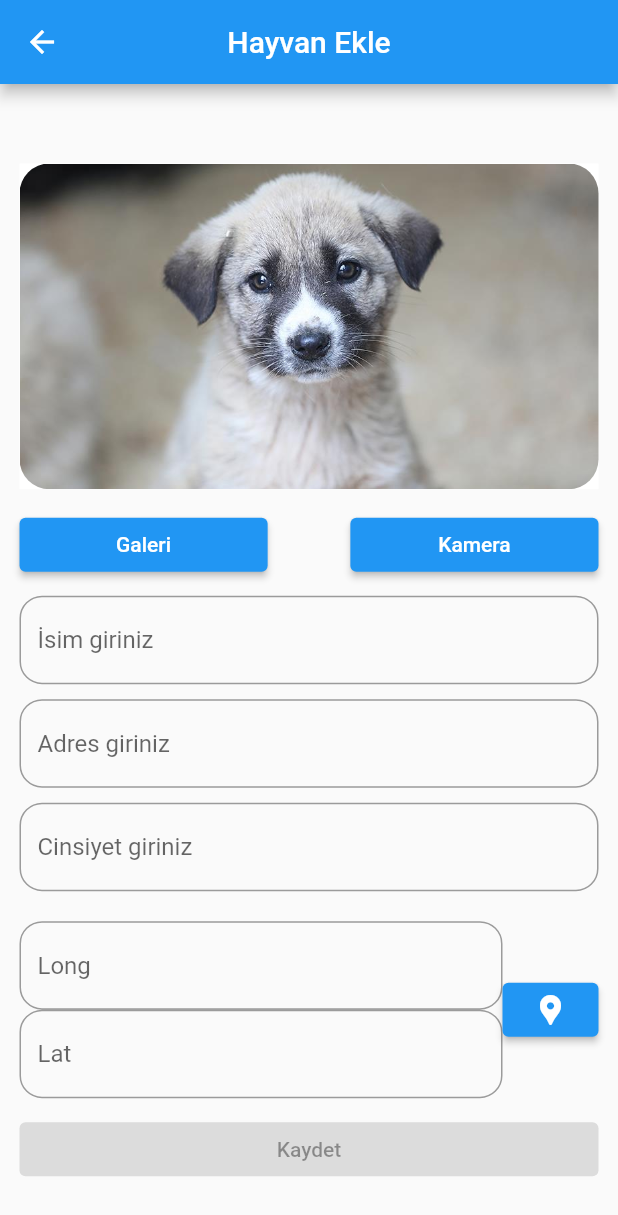
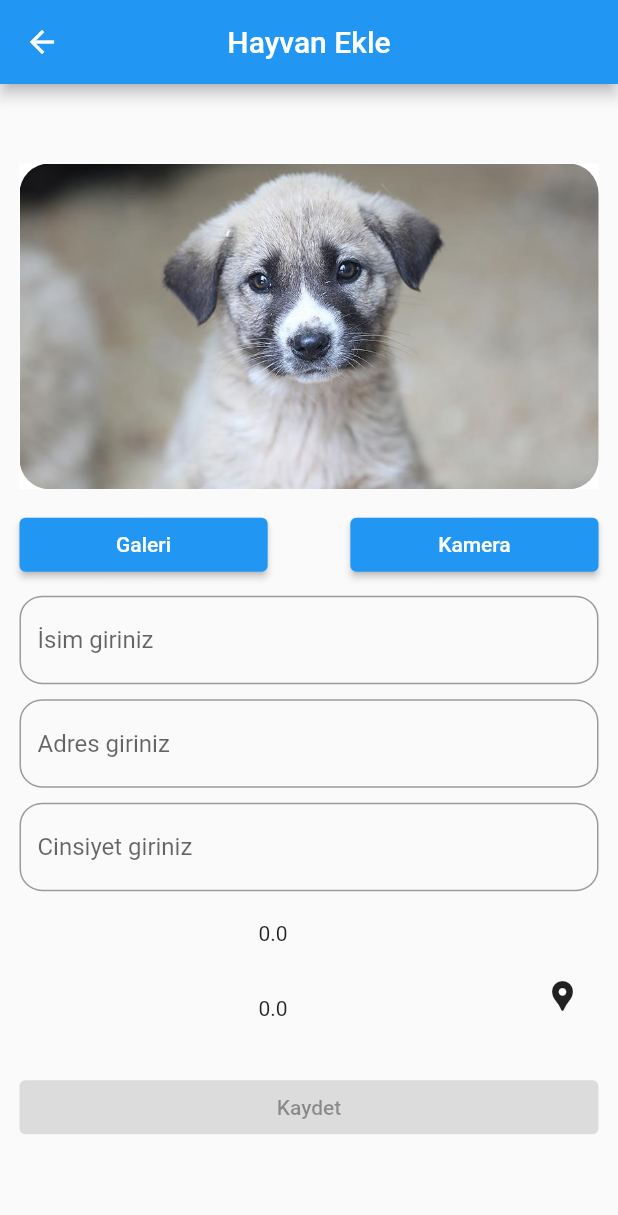
Before and after one commit to SalimGokce/flutter_pet_world_1, a Flutter app: the HayvanEkleme screen opened directly, after a tap on the "location pin" icon, on a phone screen of 412 x 824 dp. Shown: the top 1215 px of the screen. Run offline on Flutter 3.47's test engine with Material 2 defaults, Android fonts, the light colour scheme and no system bars; our stand-ins replace cloud_firestore, firebase_auth, firebase_core, firebase_storage, flutter_svg, font_awesome_flutter and 5 more; accounts and stored records are empty.

Commit message:
güncelleme

```diff
--- a/lib/ayrıntılar_alt_kisim.dart
+++ b/lib/ayrıntılar_alt_kisim.dart
@@ -5,11 +5,11 @@ class Bilgiler extends StatelessWidget {
     Key? key,
     required this.title,
     required this.cins,
-    required this.price,
+    required this.yas,
   }) : super(key: key);
 
   final String title, cins;
-  final int price;
+  final int yas;
 
   @override
   Widget build(BuildContext context) {
@@ -38,7 +38,7 @@ class Bilgiler extends StatelessWidget {
           ),
           Spacer(),
           Text(
-            "\$price",
+            "$yas",
             style: Theme.of(context)
                 .textTheme
                 .headline5!
--- a/lib/bottom_nav_bar.dart
+++ b/lib/bottom_nav_bar.dart
@@ -26,8 +26,8 @@ class BottomNavBar extends StatelessWidget {
         mainAxisAlignment: MainAxisAlignment.spaceBetween ,
         children: <Widget>[
           IconButton(onPressed: () {}, icon: Icon(Icons.favorite)),
-          IconButton(onPressed: () {}, icon: Icon(Icons.favorite)),
-          IconButton(onPressed: () {}, icon: Icon(Icons.favorite)),
+          IconButton(onPressed: () {}, icon: Icon(Icons.pets)),
+          IconButton(onPressed: () {}, icon: Icon(Icons.photo_library)),
         ],
         ),
     );
--- a/lib/hayvan_bilgisi/hayvan_ekleme.dart
+++ b/lib/hayvan_bilgisi/hayvan_ekleme.dart
@@ -2,13 +2,14 @@ import 'dart:io';
 
 import 'package:cloud_firestore/cloud_firestore.dart';
 import 'package:firebase_core/firebase_core.dart';
-import 'package:firebase_database/firebase_database.dart';
 import 'package:firebase_storage/firebase_storage.dart';
 import 'package:flutter/material.dart';
+import 'package:flutter_pet_world_1/maps/geolocator_controller.dart';
+import 'package:flutter_pet_world_1/service/locations_app.dart';
+import 'package:geolocator/geolocator.dart';
+import 'package:get/get.dart';
 import 'package:image_picker/image_picker.dart';
-import 'package:firebase_storage/firebase_storage.dart' as firebase_storage;
 import 'package:path/path.dart' as path;
-import 'package:geolocator/geolocator.dart';
 
 class HayvanEkleme extends StatefulWidget {
   const HayvanEkleme({Key? key}) : super(key: key);
@@ -19,6 +20,14 @@ class HayvanEkleme extends StatefulWidget {
 
 class _HayvanEklemeState extends State<HayvanEkleme> {
   File? _image;
+  final geolocatorController = Get.put(GeolocatorController());
+
+  TextEditingController nameCt = TextEditingController();
+  TextEditingController adressCt = TextEditingController();
+  TextEditingController genderCt = TextEditingController();
+  TextEditingController konumCt = TextEditingController();
+  double long = 0.0;
+  double lat = 0.0;
 
   bool imageUploading = false;
   FirebaseStorage storage = FirebaseStorage.instance;
@@ -32,8 +41,8 @@ class _HayvanEklemeState extends State<HayvanEkleme> {
   }
 
   final FirebaseFirestore _firestore = FirebaseFirestore.instance;
-  void createRecord(
-      String? imageName, String? name, String? adress, String? gender, String? konum) {
+  void createRecord(String? imageName, String? name, String? adress,
+      String? gender, String? konum) {
     print("İamge name => $imageName");
     _firestore //ikinci yöntem
         .collection("animals")
@@ -43,8 +52,7 @@ class _HayvanEklemeState extends State<HayvanEkleme> {
       'adress': '$adress',
       'gender': '$gender',
       'image_name': '$imageName',
-      'konum' : '$konum',
-
+      'konum': '$konum',
     }).whenComplete(() => print("veri eklendi"));
   }
 
@@ -72,9 +80,33 @@ class _HayvanEklemeState extends State<HayvanEkleme> {
         url = value;
         print("$url");
       });
-      createRecord(url, nameCt.text, adressCt.text, genderCt.text, konumCt.text);
+      createRecord(
+          url, nameCt.text, adressCt.text, genderCt.text, konumCt.text);
     });
   }
+
+  LocationApp locationApp = LocationApp();
+
+  //buraya yazacağım kullanırken bu rayı kopyala yapıştır direk
+  /*
+
+  Şimdi bi tane webview plugini bul pub.devden/ sonra onun initialUrl kısmına google maps linkini ver bu linkte lan lot kısmı virgül ile ayrılarak yazar zaten, burdan aldığın konumuo linkteki lan lot kısmına yazarsan uygulama içinde google maps açılır
+
+  WebView(
+                javascriptMode: JavascriptMode.unrestricted,
+                initialUrl:
+                    "https://www.google.com/maps/@${locationApp.lat},${locationApp.lon},14z",
+              ),
+  webview_flutter: ^2.0.12   => bunuda pubspeckyampla ekle,
+              webview kodu bu
+              gibi
+              üstte linkteki lat lon kısmlarını görüyorsun oraya parametre olarak vereceksin
+
+  // Bu widgetlri alarısın, üstteki tanımlamayıda kullanacağın sayfanını void bölümleri yazdığım yere yazarsın alır muhtemelen bende kullanıyorum şimdi çünkü bu kodu, çalışıyor
+  Text("Lan = ${locationApp.lan}"),
+  Text("Lot = ${locationApp.lot}")
+
+  */
 
   Future<List<Map<String, dynamic>>> _loadImages() async {
     List<Map<String, dynamic>> files = [];
@@ -114,8 +146,6 @@ class _HayvanEklemeState extends State<HayvanEkleme> {
         centerTitle: true,
       ),
       body: Container(
-        width: MediaQuery.of(context).size.width,
-        height: MediaQuery.of(context).size.height,
         child: ListView(
           shrinkWrap: true,
           children: [
@@ -185,35 +215,38 @@ class _HayvanEklemeState extends State<HayvanEkleme> {
                   ),
                   textInputs("Cinsiyet giriniz", genderCt),
                   SizedBox(height: 20),
-                  Row(
+
+                  Container(height: 100,
+                  width: MediaQuery.of(context).size.width,
+                    child: Row(
                     children: [
                       Expanded(
                         child: Column(
                           children: [
                             Expanded(
-                              child: textInputs("Long", konumCt),
+                              child: Text(lat.toString()),
                             ),
                             Expanded(
-                              child: textInputs("Lat", konumCt),
+                              child: Text(long.toString()),
                             )
                           ],
                         ),
                       ),
-                      ElevatedButton(
-                          onPressed: () async {
+
+                      IconButton(onPressed: () {
                             setState(() async {
-                              var loc = await Geolocator.getCurrentPosition();
-                              konumCt.text = loc.longitude.toString();
-                              konumCt.text = loc.latitude.toString();
+                              await getLocation();
+                              long = geolocatorController
+                                  .currentLocation!.longitude;
+                              lat = geolocatorController
+                                  .currentLocation!.latitude;
                             });
-                          },
-                          child: Icon(Icons.location_pin))
+                          }, icon: Icon(Icons.location_pin),)
                     ],
                   ),
-                  SizedBox(
-                    height: 10,
-                  ),
-                ],
+                )
+
+                  ],
               ),
             ),
             Padding(
@@ -240,11 +273,6 @@ class _HayvanEklemeState extends State<HayvanEkleme> {
     );
   }
 
-  TextEditingController nameCt = TextEditingController();
-  TextEditingController adressCt = TextEditingController();
-  TextEditingController genderCt = TextEditingController();
-  TextEditingController konumCt = TextEditingController();
-
   Widget textInputs(
       String? hint, TextEditingController? textEditingController) {
     return TextField(
@@ -254,4 +282,27 @@ class _HayvanEklemeState extends State<HayvanEkleme> {
           border: OutlineInputBorder(borderRadius: BorderRadius.circular(15))),
     );
   }
+
+  Future getLocation() async {
+    await Geolocator.requestPermission().then((request) {
+      print("REQUEST : $request");
+      if (Platform.isIOS) {
+        if (request != LocationPermission.whileInUse) {
+          print("NOT LOCATION PERMISSION");
+          return;
+        } else {
+          print("PERMISSION OK");
+          geolocatorController.permissionOK();
+        }
+      } else {
+        if (request != LocationPermission.always) {
+          print("NOT LOCATION PERMISSION");
+          return;
+        } else {
+          print("PERMISSION OK");
+          geolocatorController.permissionOK();
+        }
+      }
+    });
+  }
 }
--- a/lib/images_and_icons.dart
+++ b/lib/images_and_icons.dart
@@ -34,8 +34,8 @@ class ImageAndIcons extends StatelessWidget {
                     ),
                     Spacer(),
                     IconCard(icon: "assets/icons/sun.svg"),
-                    IconCard(icon: "assets/icons/sun.svg"),
-                    IconCard(icon: "assets/icons/sun.svg"),
+                    IconCard(icon: "assets/icons/search.svg"),
+                    IconCard(icon: "assets/icons/heart-icon.svg"),
 
                   ],
                 ),
--- a/lib/main.dart
+++ b/lib/main.dart
@@ -3,9 +3,12 @@ import 'package:flutter_pet_world_1/amaclarim.dart';
 import 'package:flutter_pet_world_1/anasayfa.dart';
 
 import 'package:flutter_pet_world_1/hayvanlar.dart';
+import 'package:flutter_pet_world_1/iletisim.dart';
 import 'package:flutter_pet_world_1/kurucu%C3%BCye.dart';
 import 'package:flutter_pet_world_1/screens/details_screen.dart';
 import 'package:flutter_pet_world_1/screens/login-screen.dart';
+import 'package:flutter_pet_world_1/service/locations_app.dart';
+import 'package:geolocator/geolocator.dart';
 
 import 'maps/geolocatorr.dart';
 import 'screens/screens.dart';
@@ -20,10 +23,34 @@ void main() async {
   runApp(AnaGiris());
 }
 
-class AnaGiris extends StatelessWidget {
+class AnaGiris extends StatefulWidget {
+  // ignore: unused_field
+  @override
+  _AnaGirisState createState() => _AnaGirisState();
+}
 
-  // ignore: unused_field
+class _AnaGirisState extends State<AnaGiris> {
   final Future<FirebaseApp> _initialization = Firebase.initializeApp();
+  LocationApp locationApp = LocationApp();
+  var currentPosi;
+  _getCurrentLocation() async {
+    await Geolocator.getCurrentPosition(desiredAccuracy: LocationAccuracy.high)
+        .then((Position position) async {
+      setState(() {
+        currentPosi = position;
+        locationApp.lan = currentPosi.latitude;
+        locationApp.lot = currentPosi.longitude;
+      });
+    }).catchError((e) {
+      print("Lokasyon alınırken hata oluştu oluşan hata => $e");
+    });
+  }
+
+  @override
+  void initState() {
+    _getCurrentLocation();
+    super.initState();
+  }
 
   @override
   Widget build(BuildContext context) {
@@ -40,12 +67,12 @@ class AnaGiris extends StatelessWidget {
         "/forgotpassword": (BuildContext context) => ForgotPassword(),
         "/createnewaccount": (BuildContext context) => CreateNewAccount(),
         "/anasayfa": (BuildContext context) => AnaSayfa(),
-        //"/iletisim" : (BuildContext context) => Iletisim(),
+        "/iletisim": (BuildContext context) => Iletisim(),
         "/kurucuye": (BuildContext context) => KurucUye(),
         "/amaclarim": (BuildContext context) => Amac(),
         "/hayvanlar": (BuildContext context) => Hayvanlar(),
         "/details_screen": (BuildContext context) => DetailsScreen(),
-        "/geolocatorr":(BuildContext context) => GeoPage(),
+        "/geolocatorr": (BuildContext context) => GeoPage(),
         //"/hayvanlistesi": (BuildContext context) => Hayvanlistesi(),
         //'/LoginScreen':(BuildContext context) => LoginScreen(),
       },
--- a/lib/maps/geolocator_controller.dart
+++ b/lib/maps/geolocator_controller.dart
@@ -5,6 +5,8 @@ class GeolocatorController extends GetxController {
   bool isLoadingFinish = false;
   bool isRequiredPermission = false;
   Position? currentLocation;
+
+  String? get text => null;
 
   Future<Position?> getLocation() async {
     print("getLocation start");
--- a/lib/screens/screen_body.dart
+++ b/lib/screens/screen_body.dart
@@ -14,7 +14,7 @@ class ScreenBody extends StatelessWidget {
           Bilgiler(
             title: "Boncuk",
             cins: "Köpek",
-            price: 3),
+            yas: 3),
             SizedBox(height: 20),
             Row(
               children: <Widget>[
--- /dev/null
+++ b/lib/service/locations_app.dart
@@ -0,0 +1,4 @@
+class LocationApp {
+  var lan;
+  var lot;
+}
```
Also changed, not shown: lib/anasayfa.dart (+3 -4 lines), lib/iletisim.dart (+64 -47 lines), pubspec.yaml (+8 -0 lines), assets/images/kopek6.jpg (added), pubspec.lock, 1 other file.
